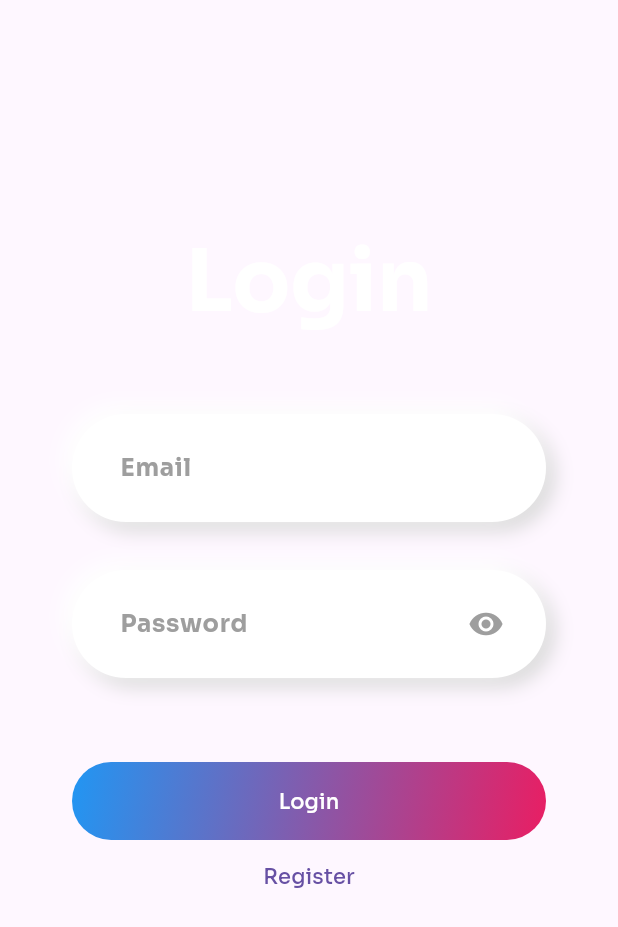
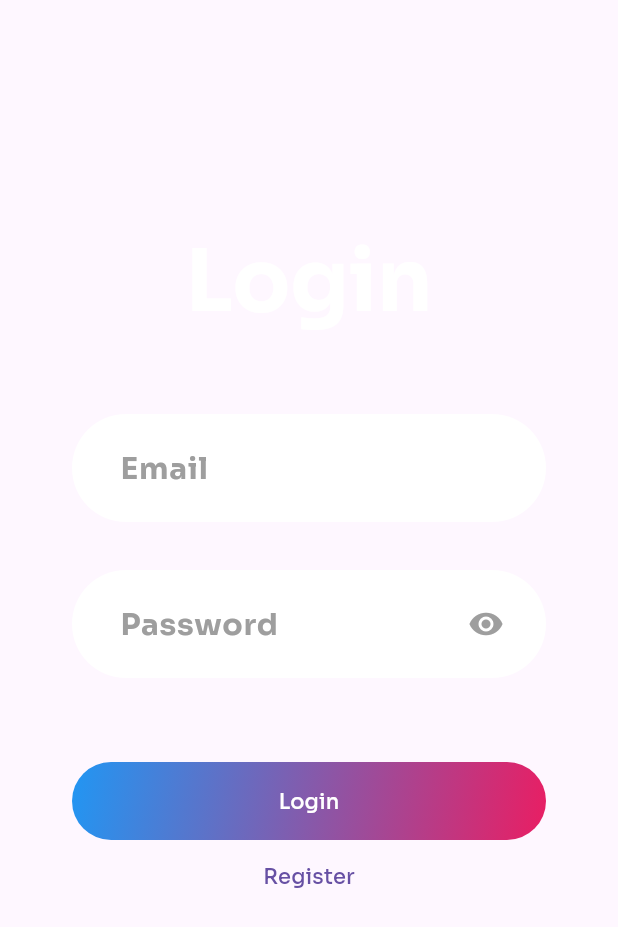
Before and after one commit to noa-cvlct/huedada, a Flutter app: the screen it shows after launch, on a phone screen of 412 x 824 dp. Shown: the top 927 px of the screen. Run offline on Flutter 3.47's test engine with Material 3 defaults, Android fonts, the phone set to English and light mode, and no system bars; our stand-ins replace auto_route, bloc, cloud_firestore, easy_debounce, equatable, firebase_auth and 4 more; accounts and stored records are empty; generated files the repository leaves out were written again.

Commit message:
Global widgets refactor

```diff
--- a/lib/widgets/input_field.dart
+++ b/lib/widgets/input_field.dart
@@ -29,24 +29,11 @@ class InputField extends StatelessWidget {
       decoration: BoxDecoration(
         color: Colors.white,
         borderRadius: BorderRadius.circular(48),
-        boxShadow: const [
-          BoxShadow(
-            color: Color(0xFFd9d9d9),
-            offset: Offset(5, 5),
-            blurRadius: 10,
-            spreadRadius: 1,
-          ),
-          BoxShadow(
-            color: Colors.white,
-            offset: Offset(-5, -5),
-            blurRadius: 10,
-            spreadRadius: 1,
-          ),
-        ],
       ),
       child: TextField(
         keyboardType: keyboardType,
         obscureText: obscureText ?? false,
+        style: const TextStyle(color: Colors.black),
         decoration: InputDecoration(
           hintText: hint,
           filled: true,
@@ -58,12 +45,12 @@ class InputField extends StatelessWidget {
           labelStyle: const TextStyle(
             color: Colors.grey,
             fontWeight: FontWeight.w700,
+            fontSize: 20,
           ),
-          floatingLabelAlignment: FloatingLabelAlignment.start,
           floatingLabelStyle: const TextStyle(
             color: Colors.grey,
             fontWeight: FontWeight.w800,
-            fontSize: 24,
+            fontSize: 18,
           ),
           focusedBorder: OutlineInputBorder(
             borderRadius: BorderRadius.circular(48),
```
Also changed, not shown: lib/widgets/brightness_slider.dart (added, +39 -0 lines), lib/widgets/input_switch.dart (added, +38 -0 lines).
